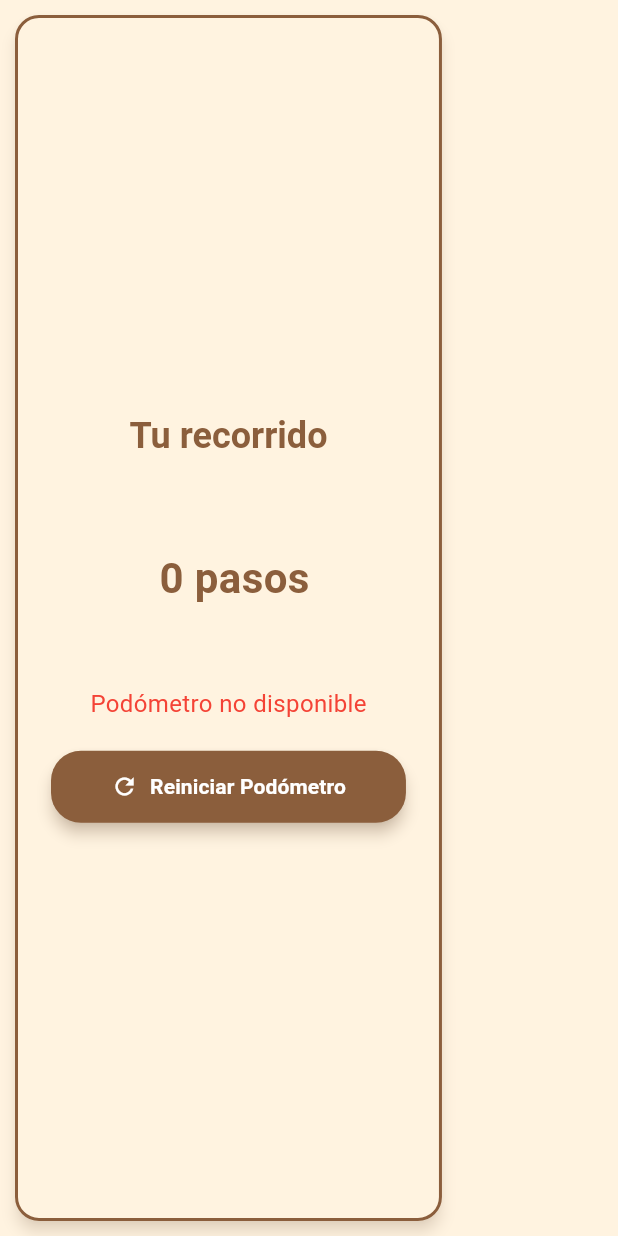
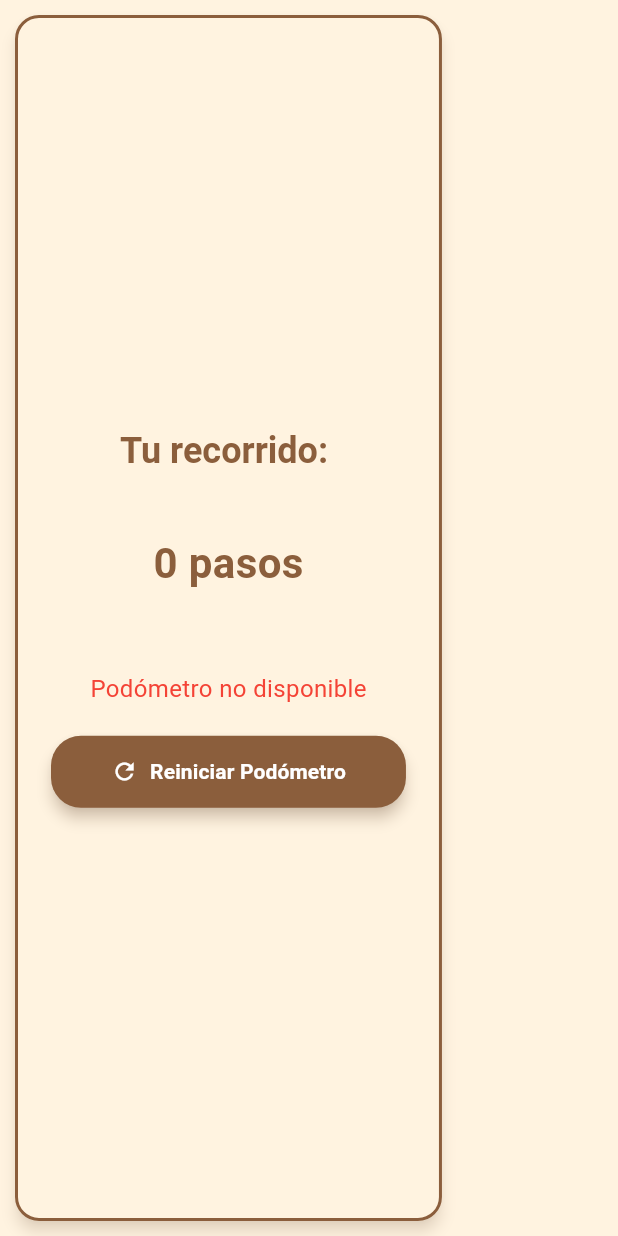
Before and after one commit to danielrasjido/bosque_petrificado, a Flutter app: the TarjetaPodometroWidget widget shown alone on an empty page, opened directly with empty values, on a phone screen of 412 x 824 dp. Run offline on Flutter 3.47's test engine with Material 3 defaults, Android fonts, the phone set to English and light mode, and no system bars; our stand-ins replace appwrite, file_picker, google_fonts, pedometer, permission_handler, shared_preferences; accounts and stored records are empty; network calls fail.

Commit message:
añadido recorridoService, mejorado el widget de podometro, correcciones en la  ui

```diff
--- a/lib/services/serviceLocator.dart
+++ b/lib/services/serviceLocator.dart
@@ -1,6 +1,7 @@
 import 'package:appwrite/appwrite.dart';
 import 'package:bosque_petrificado/config/appConfig.dart';
 import 'package:bosque_petrificado/services/authenthicationService.dart';
+import 'package:bosque_petrificado/services/recorridoService.dart';
 import 'package:bosque_petrificado/services/usuariosService.dart';
 import 'package:bosque_petrificado/services/paradasService.dart';
 
@@ -16,6 +17,8 @@ class ServiceLocator {
   late final AuthenticationService authService;
   late final UsuariosService usuariosService;
   late final ParadasService paradasService;
+
+  late RecorridoService recorridoService;
 
   ServiceLocator._internal() {
     // Inicializamos el cliente UNA sola vez
@@ -33,5 +36,7 @@ class ServiceLocator {
 
     // Authentication necesita ambos
     authService = AuthenticationService(client, databases);
+
+    recorridoService = RecorridoService();
   }
 }
--- a/lib/widgets/tarjetaBienvenidaWidget.dart
+++ b/lib/widgets/tarjetaBienvenidaWidget.dart
@@ -36,7 +36,7 @@ class TarjetaBienvenidaWidget extends StatelessWidget {
             ),
             const SizedBox(height: 8),
             Text(
-              'Tu recorrido comienza aquí 🌲\nCada paso cuenta.',
+              'Tu recorrido comienza aquí \nCada paso cuenta.',
               textAlign: TextAlign.center,
               style: Theme.of(context)
                   .textTheme
--- a/lib/widgets/tarjetaPodometroWidget.dart
+++ b/lib/widgets/tarjetaPodometroWidget.dart
@@ -6,6 +6,8 @@ class TarjetaPodometroWidget extends StatelessWidget {
   final bool podometroInicializado;
   final int pasos;
   final VoidCallback onReiniciar;
+  final int? minutosRecorrido;
+
 
   const TarjetaPodometroWidget({
     super.key,
@@ -13,6 +15,7 @@ class TarjetaPodometroWidget extends StatelessWidget {
     required this.podometroInicializado,
     required this.pasos,
     required this.onReiniciar,
+    this.minutosRecorrido,
   });
 
   @override
@@ -28,12 +31,12 @@ class TarjetaPodometroWidget extends StatelessWidget {
         ),
       ),
       child: Padding(
-        padding: const EdgeInsets.symmetric(horizontal: 24, vertical: 32),
+        padding: const EdgeInsets.symmetric(horizontal: 24, vertical: 25),
         child: Column(
           mainAxisAlignment: MainAxisAlignment.center,
           children: [
-            Text('Tu recorrido', style: Theme.of(context).textTheme.titleLarge),
-            const SizedBox(height: 20),
+            Text('Tu recorrido: ', style: Theme.of(context).textTheme.titleLarge),
+            //const SizedBox(height: 20),
 
             // Si el podómetro está cargando
             if (podometroCargando)
@@ -48,26 +51,32 @@ class TarjetaPodometroWidget extends StatelessWidget {
                     child: Stack(
                       alignment: Alignment.center,
                       children: [
-                        CircularProgressIndicator(
-                          value: (pasos % 10000) / 10000,
-                          strokeWidth: 10,
-                          color: Theme.of(context).primaryColor,
-                          backgroundColor: AppConfig.colorSecundario,
-                        ),
-                        Row(
-                          mainAxisAlignment: MainAxisAlignment.center,
-                          children: [
+
+
                             //Icon(Icons.directions_walk, color: AppConfig.colorPrincipal),
-                            SizedBox(width: 8),
-                            Text(
+                            //SizedBox(width: 8),
+
+                        Positioned(
+                            child: Text(
                               '$pasos pasos',
                               style: const TextStyle(
                                 fontSize: 28,
                                 fontWeight: FontWeight.bold,
                               ),
                             ),
-                          ],
                         ),
+
+
+                            //ESTO ES PARA MOSTRAR EL TIEMPO
+                            if (minutosRecorrido != null)
+                              Positioned(
+                                bottom: 10,
+                                child: Text(
+                                  "$minutosRecorrido min"
+                                ),
+                              ),
+
+
                       ],
                     ),
                   ),
--- a/pubspec.yaml
+++ b/pubspec.yaml
@@ -42,6 +42,7 @@ dependencies:
   google_fonts: ^6.3.2
   url_launcher: ^6.2.6
   file_picker: ^10.3.7
+  shared_preferences: ^2.5.3
 
 dev_dependencies:
   flutter_test:
```
Also changed, not shown: lib/screens/homeScreen.dart (+91 -0 lines), lib/services/recorridoService.dart (added, +38 -0 lines), pubspec.lock, 2 other files.
